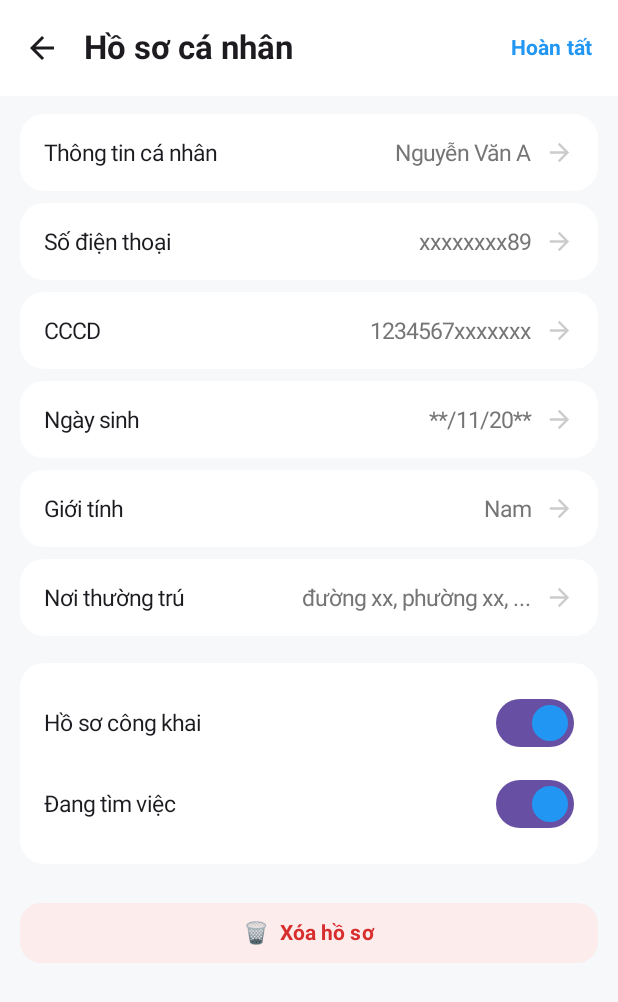
After one commit to doubletl22/Jobjet, an Android app built with Jetpack Compose: the EditProfileScreen screen opened through its navigation route, on a phone screen of 412 x 824 dp. The commit adds this screen. Shown: the top 1002 px of the screen. Run offline under Robolectric (Android 15) with nearby library versions, the phone set to English and light mode, and no system bars; our stand-ins replace Firebase (no records; nobody signed in at launch, a user with empty details on screens opened directly).

Commit message:
thêm các thành phần trong profile

```diff
--- a/app/src/main/java/com/example/jobjetv1/MainActivity.kt
+++ b/app/src/main/java/com/example/jobjetv1/MainActivity.kt
@@ -3,11 +3,14 @@ package com.example.jobjetv1
 import android.os.Bundle
 import androidx.activity.ComponentActivity
 import androidx.activity.compose.setContent
+import androidx.core.view.WindowCompat // Import WindowCompat
 import com.example.jobjetv1.navigation.AppNavHost
 
 class MainActivity : ComponentActivity() {
     override fun onCreate(savedInstanceState: Bundle?) {
         super.onCreate(savedInstanceState)
+        // Set decorFitsSystemWindows to true to make room for the status bar
+        WindowCompat.setDecorFitsSystemWindows(window, true) // Add this line
         setContent { AppNavHost() }
     }
 }
--- /dev/null
+++ b/app/src/main/java/com/example/jobjetv1/data/model/EditProfileUiState.kt
@@ -0,0 +1,12 @@
+package com.example.jobjetv1.data.model
+
+data class EditProfileUiState(
+    var name: String = "Nguyễn Văn A",
+    var phone: String = "xxxxxxxx89",
+    var idCard: String = "1234567xxxxxxx",
+    var birth: String = "**/11/20**",
+    var gender: String = "Nam",
+    var address: String = "đường xx, phường xx, ...",
+    var isPublic: Boolean = true,
+    var isLookingForJob: Boolean = true
+)
--- a/app/src/main/java/com/example/jobjetv1/navigation/AppNavHost.kt
+++ b/app/src/main/java/com/example/jobjetv1/navigation/AppNavHost.kt
@@ -70,6 +70,7 @@ fun AppNavHost() {
             composable("profile") {
                 ProfileScreen(
                     onRecruitClick = { navController.navigate("recruitment_post") },
+                    onEditProfile = { navController.navigate("edit_profile") },
                     onTabSelected = {
                         when(it) {
                             0 -> navController.navigate("home") { launchSingleTop = true }
@@ -96,6 +97,25 @@ fun AppNavHost() {
                     onSubmit = { /* Gửi API hoặc lưu lên server */ }
                 )
             }
+            composable("edit_profile") {
+                EditProfileScreen(
+                    onChangeAvatar = { navController.navigate("edit_avatar") },
+                    onBack = { navController.popBackStack() },
+                    onDone = { /* lưu lại và popBackStack() */ },
+                    onDelete = { /* xử lý xoá hồ sơ */ },
+                    onFieldClick = { field ->
+                    }
+                )
+            }
+            composable("edit_avatar") {
+                EditAvatarScreen(
+                    onBack = { navController.popBackStack() },
+                    onTakePhoto = { /* mở camera */ },
+                    onPickGallery = { /* mở thư viện */ },
+                    onDeletePhoto = { /* xóa avatar */ }
+                )
+            }
+
         }
     }
 }
--- /dev/null
+++ b/app/src/main/java/com/example/jobjetv1/ui/view/EditProfileScreen.kt
@@ -0,0 +1,146 @@
+package com.example.jobjetv1.ui.view
+
+import androidx.compose.foundation.background
+import androidx.compose.foundation.clickable
+import androidx.compose.foundation.layout.*
+import androidx.compose.foundation.shape.RoundedCornerShape
+import androidx.compose.material.icons.Icons
+import androidx.compose.material.icons.filled.ArrowBack
+import androidx.compose.material3.*
+import androidx.compose.runtime.*
+import androidx.compose.ui.*
+import androidx.compose.ui.draw.rotate
+import androidx.compose.ui.graphics.Color
+import androidx.compose.ui.text.font.FontWeight
+import androidx.compose.ui.unit.*
+import com.example.jobjetv1.data.model.EditProfileUiState
+
+@OptIn(ExperimentalMaterial3Api::class)
+@Composable
+fun EditProfileScreen(
+    uiState: EditProfileUiState = EditProfileUiState(),
+    onBack: () -> Unit = {},
+    onDone: () -> Unit = {},
+    onDelete: () -> Unit = {},
+    onChangeAvatar: () -> Unit = {},
+    onFieldClick: (String) -> Unit = {},
+) {
+    var state by remember { mutableStateOf(uiState) }
+    Scaffold(
+        topBar = {
+            TopAppBar(
+                navigationIcon = {
+                    IconButton(onClick = onBack) {
+                        Icon(Icons.Default.ArrowBack, contentDescription = "Quay lại")
+                    }
+                },
+                title = { Text("Hồ sơ cá nhân", fontWeight = FontWeight.Bold) },
+                actions = {
+                    TextButton(onClick = onDone) {
+                        Text("Hoàn tất", color = Color(0xFF2196F3), fontWeight = FontWeight.Bold)
+                    }
+                },
+                colors = TopAppBarDefaults.topAppBarColors(containerColor = Color.White)
+            )
+        }
+    ) { paddingValues ->
+        Column(
+            modifier = Modifier
+                .fillMaxSize()
+                .padding(paddingValues)
+                .background(Color(0xFFF6F8FA))
+        ) {
+            Spacer(Modifier.height(8.dp))
+            // Thông tin cá nhân
+            ProfileEditItem(
+                label = "Thông tin cá nhân",
+                value = state.name,
+                onClick = onChangeAvatar
+            )
+
+
+            ProfileEditItem("Số điện thoại", state.phone) { onFieldClick("phone") }
+            ProfileEditItem("CCCD", state.idCard) { onFieldClick("idCard") }
+            ProfileEditItem("Ngày sinh", state.birth) { onFieldClick("birth") }
+            ProfileEditItem("Giới tính", state.gender) { onFieldClick("gender") }
+            ProfileEditItem("Nơi thường trú", state.address) { onFieldClick("address") }
+            Spacer(Modifier.height(14.dp))
+            // Cài đặt bổ sung
+            Card(
+                modifier = Modifier
+                    .fillMaxWidth()
+                    .padding(horizontal = 13.dp),
+                shape = RoundedCornerShape(16.dp),
+                colors = CardDefaults.cardColors(containerColor = Color.White)
+            ) {
+                Column(Modifier.padding(16.dp)) {
+                    Row(
+                        Modifier.fillMaxWidth(),
+                        verticalAlignment = Alignment.CenterVertically,
+                        horizontalArrangement = Arrangement.SpaceBetween
+                    ) {
+                        Text("Hồ sơ công khai", fontSize = 15.sp)
+                        Switch(
+                            checked = state.isPublic,
+                            onCheckedChange = { state = state.copy(isPublic = it) },
+                            colors = SwitchDefaults.colors(checkedThumbColor = Color(0xFF2196F3))
+                        )
+                    }
+                    Spacer(Modifier.height(6.dp))
+                    Row(
+                        Modifier.fillMaxWidth(),
+                        verticalAlignment = Alignment.CenterVertically,
+                        horizontalArrangement = Arrangement.SpaceBetween
+                    ) {
+                        Text("Đang tìm việc", fontSize = 15.sp)
+                        Switch(
+                            checked = state.isLookingForJob,
+                            onCheckedChange = { state = state.copy(isLookingForJob = it) },
+                            colors = SwitchDefaults.colors(checkedThumbColor = Color(0xFF2196F3))
+                        )
+                    }
+                }
+            }
+            Spacer(Modifier.height(22.dp))
+            // Nút xoá hồ sơ
+            Box(
+                Modifier
+                    .fillMaxWidth()
+                    .padding(horizontal = 13.dp)
+            ) {
+                Button(
+                    onClick = onDelete,
+                    colors = ButtonDefaults.buttonColors(containerColor = Color(0xFFFCECEC)),
+                    shape = RoundedCornerShape(14.dp),
+                    modifier = Modifier.fillMaxWidth()
+                ) {
+                    Text("🗑  Xóa hồ sơ", color = Color(0xFFD82D2D), fontWeight = FontWeight.Bold)
+                }
+            }
+        }
+    }
+}
+
+@Composable
+fun ProfileEditItem(label: String, value: String, onClick: () -> Unit) {
+    Card(
+        modifier = Modifier
+            .fillMaxWidth()
+            .padding(horizontal = 13.dp, vertical = 4.dp)
+            .clickable { onClick() },
+        shape = RoundedCornerShape(16.dp),
+        colors = CardDefaults.cardColors(containerColor = Color.White)
+    ) {
+        Row(
+            Modifier.padding(horizontal = 16.dp, vertical = 16.dp),
+            verticalAlignment = Alignment.CenterVertically
+        ) {
+            Text(label, modifier = Modifier.weight(1f), fontSize = 15.sp)
+            Text(value, color = Color(0xFF757575), fontSize = 15.sp)
+            Icon(Icons.Default.ArrowBack, contentDescription = null, tint = Color(0xFFCCCCCC), modifier = Modifier
+                .padding(start = 9.dp)
+                .size(19.dp)
+                .rotate(180f))
+        }
+    }
+}
--- a/app/src/main/java/com/example/jobjetv1/ui/view/HomeScreen.kt
+++ b/app/src/main/java/com/example/jobjetv1/ui/view/HomeScreen.kt
@@ -8,6 +8,7 @@ import androidx.compose.foundation.lazy.items // Import items cho LazyColumn
 import androidx.compose.foundation.shape.CircleShape
 import androidx.compose.foundation.shape.RoundedCornerShape
 import androidx.compose.material3.*
+import androidx.compose.material3.Scaffold
 import androidx.compose.runtime.*
 import androidx.compose.ui.*
 import androidx.compose.ui.draw.clip
--- /dev/null
+++ b/app/src/main/res/drawable/baseline_camera_24.xml
@@ -0,0 +1,5 @@
+<vector xmlns:android="http://schemas.android.com/apk/res/android" android:height="24dp" android:tint="#000000" android:viewportHeight="24" android:viewportWidth="24" android:width="24dp">
+
+    <path android:fillColor="@android:color/white" android:pathData="M9.4,10.5l4.77,-8.26C13.47,2.09 12.75,2 12,2c-2.4,0 -4.6,0.85 -6.32,2.25l3.66,6.35 0.06,-0.1zM21.54,9c-0.92,-2.92 -3.15,-5.26 -6,-6.34L11.88,9h9.66zM21.8,10h-7.49l0.29,0.5 4.76,8.25C21,16.97 22,14.61 22,12c0,-0.69 -0.07,-1.35 -0.2,-2zM8.54,12l-3.9,-6.75C3.01,7.03 2,9.39 2,12c0,0.69 0.07,1.35 0.2,2h7.49l-1.15,-2zM2.46,15c0.92,2.92 3.15,5.26 6,6.34L12.12,15L2.46,15zM13.73,15l-3.9,6.76c0.7,0.15 1.42,0.24 2.17,0.24 2.4,0 4.6,-0.85 6.32,-2.25l-3.66,-6.35 -0.93,1.6z"/>
+
+</vector>
--- /dev/null
+++ b/app/src/main/res/drawable/outline_delete_24.xml
@@ -0,0 +1,5 @@
+<vector xmlns:android="http://schemas.android.com/apk/res/android" android:height="24dp" android:tint="#000000" android:viewportHeight="960" android:viewportWidth="960" android:width="24dp">
+
+    <path android:fillColor="@android:color/white" android:pathData="M280,840Q247,840 223.5,816.5Q200,793 200,760L200,240L160,240L160,160L360,160L360,120L600,120L600,160L800,160L800,240L760,240L760,760Q760,793 736.5,816.5Q713,840 680,840L280,840ZM680,240L280,240L280,760Q280,760 280,760Q280,760 280,760L680,760Q680,760 680,760Q680,760 680,760L680,240ZM360,680L440,680L440,320L360,320L360,680ZM520,680L600,680L600,320L520,320L520,680ZM280,240L280,240L280,760Q280,760 280,760Q280,760 280,760L280,760Q280,760 280,760Q280,760 280,760L280,240Z"/>
+
+</vector>
--- /dev/null
+++ b/app/src/main/res/drawable/outline_photo_album_24.xml
@@ -0,0 +1,5 @@
+<vector xmlns:android="http://schemas.android.com/apk/res/android" android:height="24dp" android:tint="#000000" android:viewportHeight="960" android:viewportWidth="960" android:width="24dp">
+
+    <path android:fillColor="@android:color/white" android:pathData="M240,880Q207,880 183.5,856.5Q160,833 160,800L160,160Q160,127 183.5,103.5Q207,80 240,80L720,80Q753,80 776.5,103.5Q800,127 800,160L800,800Q800,833 776.5,856.5Q753,880 720,880L240,880ZM240,800L720,800Q720,800 720,800Q720,800 720,800L720,160Q720,160 720,160Q720,160 720,160L640,160L640,440L540,380L440,440L440,160L240,160Q240,160 240,160Q240,160 240,160L240,800Q240,800 240,800Q240,800 240,800ZM280,720L680,720L545,540L440,680L375,593L280,720ZM240,800Q240,800 240,800Q240,800 240,800L240,160Q240,160 240,160Q240,160 240,160L240,160Q240,160 240,160Q240,160 240,160L240,800Q240,800 240,800Q240,800 240,800ZM440,440L540,380L640,440L640,440L540,380L440,440Z"/>
+
+</vector>
--- a/app/src/main/res/values/themes.xml
+++ b/app/src/main/res/values/themes.xml
@@ -1,5 +1,4 @@
 <?xml version="1.0" encoding="utf-8"?>
 <resources>
-
     <style name="Theme.Jobjetv1" parent="android:Theme.Material.Light.NoActionBar" />
 </resources>
```
Also changed, not shown: app/src/main/java/com/example/jobjetv1/ui/view/EditAvatarScreen.kt (added, +143 -0 lines), app/src/main/java/com/example/jobjetv1/ui/view/ProfileScreen.kt (+5 -10 lines).
